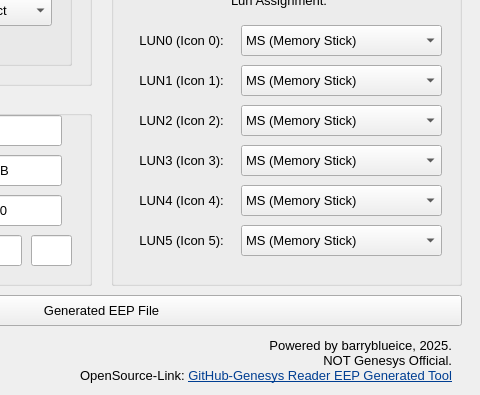
The window that main.ui (barryblueice/Genesys-Reader-EEP-Generated-Tool) describes before a commit, drawn with Qt 5; both pictures show x 269 to 749 and y 325 to 720 of the 749 by 720 pixel window.
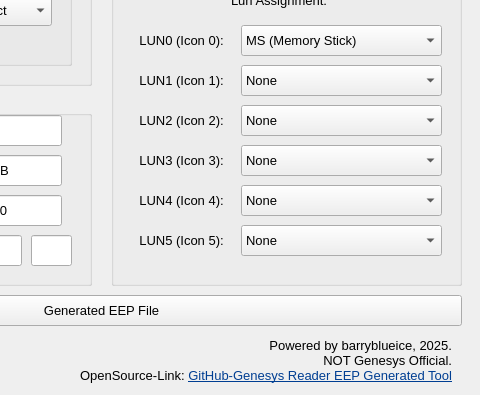
The same window after the commit.

The edit to the form file:
```diff
--- a/main.ui
+++ b/main.ui
@@ -343,6 +343,12 @@
       <height>31</height>
      </rect>
     </property>
+    <property name="currentIndex">
+     <number>6</number>
+    </property>
+    <property name="modelColumn">
+     <number>0</number>
+    </property>
     <item>
      <property name="text">
       <string>MS (Memory Stick)</string>
@@ -404,6 +410,9 @@
       <height>31</height>
      </rect>
     </property>
+    <property name="currentIndex">
+     <number>6</number>
+    </property>
     <item>
      <property name="text">
       <string>MS (Memory Stick)</string>
@@ -465,6 +474,9 @@
       <height>31</height>
      </rect>
     </property>
+    <property name="currentIndex">
+     <number>6</number>
+    </property>
     <item>
      <property name="text">
       <string>MS (Memory Stick)</string>
@@ -526,6 +538,9 @@
       <height>31</height>
      </rect>
     </property>
+    <property name="currentIndex">
+     <number>6</number>
+    </property>
     <item>
      <property name="text">
       <string>MS (Memory Stick)</string>
@@ -587,6 +602,9 @@
       <height>31</height>
      </rect>
     </property>
+    <property name="currentIndex">
+     <number>6</number>
+    </property>
     <item>
      <property name="text">
       <string>MS (Memory Stick)</string>
```
Left out of the diff: 3 changed lines with no effect on the pictures.
